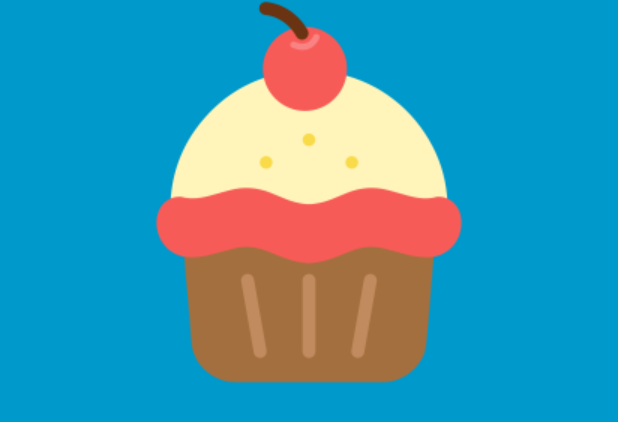
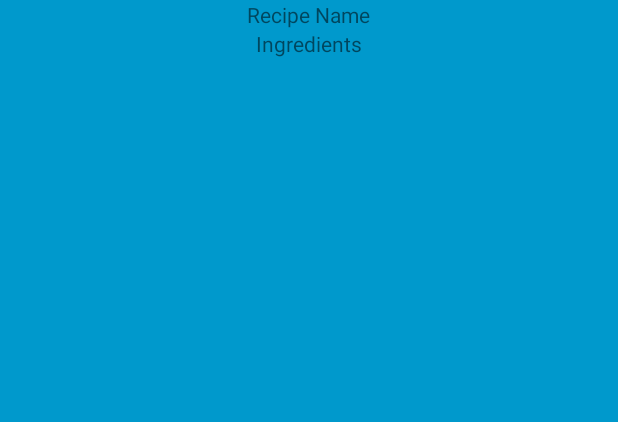
Before and after one commit to jay412/baking-time, an Android app: the layout baking_widget_provider.xml on its own in the app's theme, with its tools: preview values and no code run, on a phone screen of 412 x 824 dp. Shown: the top 422 px of the screen. Run offline under Robolectric (Android 15) with nearby library versions, the phone set to English and light mode, and no system bars.

Commit message:
1) added widget configuration activity

```diff
--- a/BakingTime/app/src/main/AndroidManifest.xml
+++ b/BakingTime/app/src/main/AndroidManifest.xml
@@ -23,6 +23,11 @@
             android:name=".RecipeStepActivity"
             android:parentActivityName=".BakingTimeActivity"></activity>
         <activity android:name=".RecipeStepDetailActivity"></activity>
+        <activity android:name=".widget.BakingWidgetConfigActivity">
+            <intent-filter>
+                <action android:name="android.appwidget.action.APPWIDGET_CONFIGURE" />
+            </intent-filter>
+        </activity>
 
         <receiver android:name=".widget.BakingWidgetProvider">
             <intent-filter>
--- a/BakingTime/app/src/main/res/layout/baking_widget_provider.xml
+++ b/BakingTime/app/src/main/res/layout/baking_widget_provider.xml
@@ -1,14 +1,28 @@
 <LinearLayout xmlns:android="http://schemas.android.com/apk/res/android"
     android:layout_width="match_parent"
     android:layout_height="match_parent"
+    xmlns:tools="http://schemas.android.com/tools"
     android:background="#09C"
     android:orientation="vertical">
 
-    <ImageView
+    <!-- <ImageView
         android:id="@+id/widget_baking_image"
         android:layout_width="wrap_content"
         android:layout_height="wrap_content"
         android:layout_gravity="center"
-        android:src="@drawable/ic_cupcake"/>
+        android:src="@drawable/ic_cupcake"/> -->
+    <TextView
+        android:id="@+id/tv_widget_recipe_name"
+        android:layout_width="wrap_content"
+        android:layout_height="wrap_content"
+        android:layout_gravity="center"
+        tools:text="@string/name_placeholder"/>
+
+    <TextView
+        android:id="@+id/tv_widget_recipe_ingredients"
+        android:layout_width="wrap_content"
+        android:layout_height="wrap_content"
+        android:layout_gravity="center"
+        tools:text="@string/ingredients"/>
 
 </LinearLayout>
--- a/BakingTime/app/src/main/res/xml/baking_widget_provider_info.xml
+++ b/BakingTime/app/src/main/res/xml/baking_widget_provider_info.xml
@@ -7,4 +7,7 @@
     android:previewImage="@drawable/ic_cupcake"
     android:resizeMode="horizontal|vertical"
     android:updatePeriodMillis="86400000"
-    android:widgetCategory="home_screen"></appwidget-provider>
+    android:widgetCategory="home_screen"
+    android:configure="com.herokuapp.jordan_chau.bakingtime.widget.BakingWidgetConfigActivity">
+
+</appwidget-provider>
```
Also changed, not shown: BakingTime/app/src/main/java/com/herokuapp/jordan_chau/bakingtime/BakingTimeActivity.java (+5 -5 lines), BakingTime/app/src/main/java/com/herokuapp/jordan_chau/bakingtime/widget/BakingWidgetConfigActivity.java (added, +135 -0 lines), BakingTime/app/src/main/java/com/herokuapp/jordan_chau/bakingtime/widget/BakingWidgetProvider.java (+25 -3 lines), BakingTime/app/src/main/java/com/herokuapp/jordan_chau/bakingtime/widget/IngredientService.java (added, +42 -0 lines), BakingTime/app/src/main/res/layout/widget_config_activity.xml (added, +12 -0 lines).
